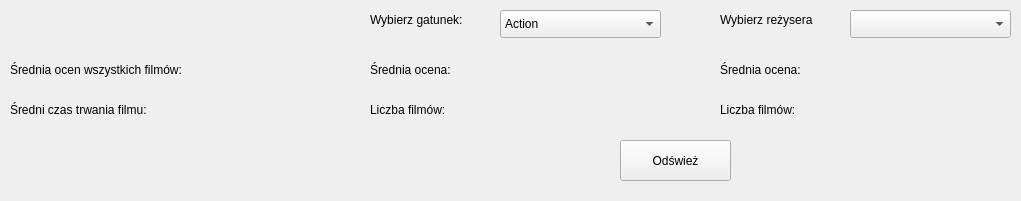
JStep25/CppProj, file statscreen.ui: the form before one commit.
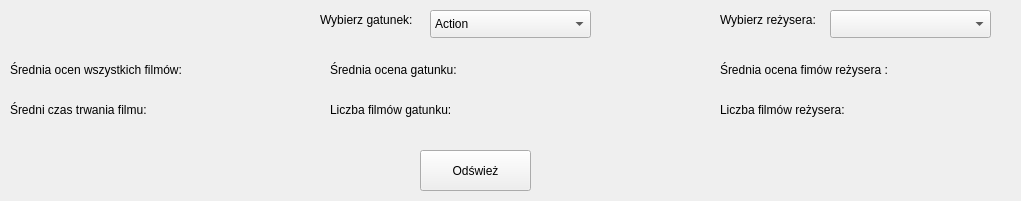
The form after the commit.

```diff
--- a/statscreen.ui
+++ b/statscreen.ui
@@ -29,7 +29,7 @@
   <widget class="QComboBox" name="directorBox">
    <property name="geometry">
     <rect>
-     <x>850</x>
+     <x>830</x>
      <y>10</y>
      <width>161</width>
      <height>28</height>
@@ -39,7 +39,7 @@
   <widget class="QLabel" name="label_2">
    <property name="geometry">
     <rect>
-     <x>370</x>
+     <x>320</x>
      <y>10</y>
      <width>131</width>
      <height>20</height>
@@ -59,20 +59,20 @@
     </rect>
    </property>
    <property name="text">
-    <string>Wybierz reżysera</string>
+    <string>Wybierz reżysera:</string>
    </property>
   </widget>
   <widget class="QLabel" name="label_4">
    <property name="geometry">
     <rect>
-     <x>370</x>
+     <x>330</x>
      <y>60</y>
-     <width>101</width>
+     <width>161</width>
      <height>20</height>
     </rect>
    </property>
    <property name="text">
-    <string>Średnia ocena:</string>
+    <string>Średnia ocena gatunku:</string>
    </property>
   </widget>
   <widget class="QLabel" name="label_5">
@@ -80,25 +80,25 @@
     <rect>
      <x>720</x>
      <y>60</y>
-     <width>101</width>
+     <width>171</width>
      <height>20</height>
     </rect>
    </property>
    <property name="text">
-    <string>Średnia ocena:</string>
+    <string>Średnia ocena fimów reżysera :</string>
    </property>
   </widget>
   <widget class="QLabel" name="label_6">
    <property name="geometry">
     <rect>
-     <x>370</x>
+     <x>330</x>
      <y>100</y>
-     <width>101</width>
+     <width>161</width>
      <height>20</height>
     </rect>
    </property>
    <property name="text">
-    <string>Liczba filmów:</string>
+    <string>Liczba filmów gatunku:</string>
    </property>
   </widget>
   <widget class="QLabel" name="label_7">
@@ -106,19 +106,19 @@
     <rect>
      <x>720</x>
      <y>100</y>
-     <width>101</width>
+     <width>171</width>
      <height>20</height>
     </rect>
    </property>
    <property name="text">
-    <string>Liczba filmów:</string>
+    <string>Liczba filmów reżysera:</string>
    </property>
   </widget>
   <widget class="QPushButton" name="showButton">
    <property name="geometry">
     <rect>
-     <x>620</x>
-     <y>140</y>
+     <x>420</x>
+     <y>150</y>
      <width>111</width>
      <height>41</height>
     </rect>
@@ -130,7 +130,7 @@
   <widget class="QLabel" name="avrScore">
    <property name="geometry">
     <rect>
-     <x>240</x>
+     <x>220</x>
      <y>60</y>
      <width>71</width>
      <height>20</height>
@@ -143,7 +143,7 @@
   <widget class="QLabel" name="avrScoreGenre">
    <property name="geometry">
     <rect>
-     <x>490</x>
+     <x>510</x>
      <y>60</y>
      <width>63</width>
      <height>20</height>
@@ -156,7 +156,7 @@
   <widget class="QLabel" name="genreMovieNumber">
    <property name="geometry">
     <rect>
-     <x>490</x>
+     <x>510</x>
      <y>100</y>
      <width>63</width>
      <height>20</height>
@@ -169,7 +169,7 @@
   <widget class="QLabel" name="avrScoreDirect">
    <property name="geometry">
     <rect>
-     <x>840</x>
+     <x>910</x>
      <y>60</y>
      <width>63</width>
      <height>20</height>
@@ -182,7 +182,7 @@
   <widget class="QLabel" name="directMovieNumber">
    <property name="geometry">
     <rect>
-     <x>840</x>
+     <x>910</x>
      <y>100</y>
      <width>63</width>
      <height>20</height>
@@ -208,7 +208,7 @@
   <widget class="QLabel" name="avrLength">
    <property name="geometry">
     <rect>
-     <x>240</x>
+     <x>220</x>
      <y>100</y>
      <width>71</width>
      <height>20</height>
@@ -221,7 +221,7 @@
   <widget class="QComboBox" name="genreBox">
    <property name="geometry">
     <rect>
-     <x>500</x>
+     <x>430</x>
      <y>10</y>
      <width>161</width>
      <height>28</height>
```
